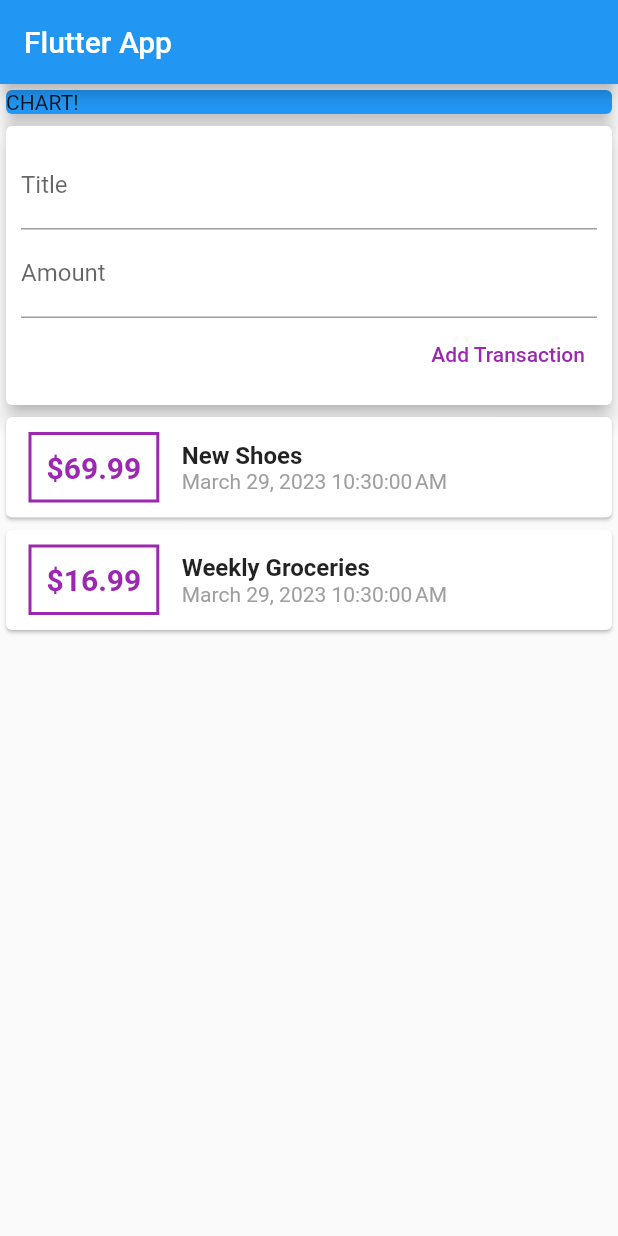
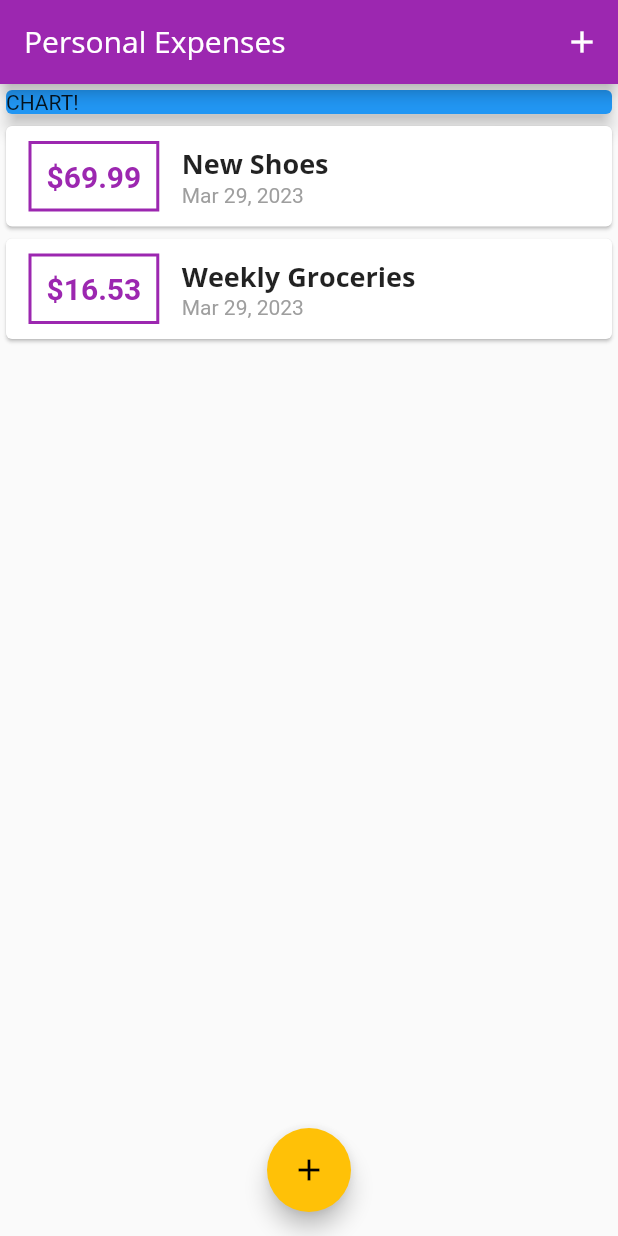
Before and after one commit to Abdulghani-ux/expenses-app, a Flutter app: the screen it shows after launch, on a phone screen of 412 x 824 dp. Run offline on Flutter 3.47's test engine with Material 2 defaults, Android fonts, the phone set to English and light mode, and no system bars; Roboto replaces fonts that are missing (Open Sans).

Commit message:
update code

```diff
--- a/lib/main.dart
+++ b/lib/main.dart
@@ -1,36 +1,102 @@
 import 'package:flutter/material.dart';
-import './widgets/user_transaction.dart';
 
+import './widgets/new_transaction.dart';
+import './widgets/transaction_list.dart';
+import './models/transaction.dart';
 
 void main() => runApp(MyApp());
 
 class MyApp extends StatelessWidget {
-  const MyApp({Key? key}) : super(key: key);
-
   @override
   Widget build(BuildContext context) {
     return MaterialApp(
-      debugShowCheckedModeBanner: false,
+      title: 'Personal Expenses',
+      theme: ThemeData(
+          primarySwatch: Colors.purple,
+          accentColor: Colors.amber,
+          fontFamily: 'Quicksand',
+          textTheme: ThemeData.light().textTheme.copyWith(
+                  headline6: TextStyle(
+                fontFamily: 'OpenSans',
+                fontWeight: FontWeight.bold,
+              fontSize: 18)),
+          appBarTheme: AppBarTheme(
+              textTheme: ThemeData.light().textTheme.copyWith(
+                      headline6: TextStyle(
+                    fontFamily: 'Open Sans',fontSize: 20
+                  )))),
       home: MyHomePage(),
     );
   }
 }
 
-class MyHomePage extends StatelessWidget {
-  // late String titleInput;
-  // late String amountInput;
-  final titleController =TextEditingController();
-  final amountController=TextEditingController();
+class MyHomePage extends StatefulWidget {
+  // String titleInput;
+  // String amountInput;
+  @override
+  _MyHomePageState createState() => _MyHomePageState();
+}
+
+class _MyHomePageState extends State<MyHomePage> {
+  final List<Transaction> _userTransactions = [
+    Transaction(
+      id: 't1',
+      title: 'New Shoes',
+      amount: 69.99,
+      date: DateTime.now(),
+    ),
+    Transaction(
+      id: 't2',
+      title: 'Weekly Groceries',
+      amount: 16.53,
+      date: DateTime.now(),
+    ),
+  ];
+
+  void _addNewTransaction(String txTitle, double txAmount) {
+    final newTx = Transaction(
+      title: txTitle,
+      amount: txAmount,
+      date: DateTime.now(),
+      id: DateTime.now().toString(),
+    );
+
+    setState(() {
+      _userTransactions.add(newTx);
+    });
+  }
+
+  void _startAddNewTransaction(BuildContext ctx) {
+    showModalBottomSheet(
+      context: ctx,
+      builder: (_) {
+        return GestureDetector(
+          onTap: () {},
+          child: NewTransaction(_addNewTransaction),
+          behavior: HitTestBehavior.opaque,
+        );
+      },
+    );
+  }
 
   @override
   Widget build(BuildContext context) {
     return Scaffold(
       appBar: AppBar(
-        title: Text('Flutter App'),
+        title: Text(
+          'Personal Expenses',
         ),
-      body: Column(
-        // mainAxisAlignment: MainAxisAlignment.spaceAround,
-        //crossAxisAlignment: CrossAxisAlignment.stretch,
+        actions: <Widget>[
+          IconButton(
+            icon: Icon(Icons.add),
+            onPressed: () => _startAddNewTransaction(context),
+          ),
+        ],
+      ),
+      body: SingleChildScrollView(
+        child: Column(
+          // mainAxisAlignment: MainAxisAlignment.start,
+          crossAxisAlignment: CrossAxisAlignment.stretch,
           children: <Widget>[
             Container(
               width: double.infinity,
@@ -40,24 +106,15 @@ class MyHomePage extends StatelessWidget {
                 elevation: 5,
               ),
             ),
-          UserTransaction()
+            TransactionList(_userTransactions),
           ],
+        ),
+      ),
+      floatingActionButtonLocation: FloatingActionButtonLocation.centerFloat,
+      floatingActionButton: FloatingActionButton(
+        child: Icon(Icons.add),
+        onPressed: () => _startAddNewTransaction(context),
       ),
     );
   }
 }
-// class MyHomePage extends StatelessWidget {
-//   const MyHomePage({
-//     super.key,
-//   });
-//
-//   @override
-//   Widget build(BuildContext context) {
-//     return Scaffold(
-//         appBar: AppBar(
-//       title: Text('Expenses App'),
-//     ),
-//       body: ,
-//     );
-//   }
-// }
--- a/lib/models/transaction.dart
+++ b/lib/models/transaction.dart
@@ -1,3 +1,4 @@
+import 'package:flutter/foundation.dart';
 class Transaction {
  final String id;
  final String title;
--- a/lib/widgets/new_transaction.dart
+++ b/lib/widgets/new_transaction.dart
@@ -7,6 +7,20 @@ class NewTransaction extends StatelessWidget {
 
   NewTransaction(this.addTx);
 
+  void submitData() {
+    final enteredTitle = titleController.text;
+    final enteredAmount = double.parse(amountController.text);
+
+    if (enteredTitle.isEmpty || enteredAmount <= 0) {
+      return;
+    }
+
+    addTx(
+      enteredTitle,
+      enteredAmount,
+    );
+  }
+
   @override
   Widget build(BuildContext context) {
     return Card(
@@ -15,30 +29,31 @@ class NewTransaction extends StatelessWidget {
         padding: EdgeInsets.all(10),
         child: Column(
           crossAxisAlignment: CrossAxisAlignment.end,
-          children: [
+          children: <Widget>[
             TextField(
               decoration: InputDecoration(labelText: 'Title'),
               controller: titleController,
-              // onChanged: (val){
-              //   titleInput=val;
+              onSubmitted: (_) => submitData(),
+              // onChanged: (val) {
+              //   titleInput = val;
               // },
             ),
             TextField(
               decoration: InputDecoration(labelText: 'Amount'),
               controller: amountController,
-              // onChanged: (val){
-              //   amountInput=val;
-              // },
+              keyboardType: TextInputType.number,
+              onSubmitted: (_) => submitData(),
+              // onChanged: (val) => amountInput = val,
             ),
             TextButton(
-                onPressed: () {
-                  addTx(titleController.text,
-                      double.parse(amountController.text));
-                },
-                child: Text(
-                  'Add Transaction',
-                  style: TextStyle(color: Colors.purple),
-                ))
+              child: Text(
+                'Add Transaction',
+                style: TextStyle(
+                  color: Colors.purple,
+                ),
+              ),
+              onPressed: submitData,
+            ),
           ],
         ),
       ),
--- a/lib/widgets/transaction_list.dart
+++ b/lib/widgets/transaction_list.dart
@@ -4,43 +4,61 @@ import 'package:intl/intl.dart';
 import '../models/transaction.dart';
 
 class TransactionList extends StatelessWidget {
-  final List<Transaction>transactions;
+  final List<Transaction> transactions;
+
   TransactionList(this.transactions);
+
   @override
   Widget build(BuildContext context) {
-    return Column(
-      children: transactions.map((tx) {
-        return Card(
+    return Container(
+      height: 300,
+      child: ListView.builder(
+        itemBuilder: (ctx, index) {
+          return Card(
             child: Row(
-              children: [
+              children: <Widget>[
                 Container(
+                  margin: EdgeInsets.symmetric(
+                    vertical: 10,
+                    horizontal: 15,
+                  ),
+                  decoration: BoxDecoration(
+                    border: Border.all(
+                      color: Theme.of(context).primaryColor,
+                      width: 2,
+                    ),
+                  ),
+                  padding: EdgeInsets.all(10),
                   child: Text(
-                    '\$${tx.amount}',
+                    '\$${transactions[index].amount.toStringAsFixed(2)}',
                     style: TextStyle(
-                        fontWeight: FontWeight.bold,
-                        fontSize: 20,
-                        color: Colors.purple),
+                      fontWeight: FontWeight.bold,
+                      fontSize: 20,
+                      color: Theme.of(context).primaryColor,
+                    ),
                   ),
-                  margin: EdgeInsets.symmetric(horizontal: 15, vertical: 10),
-                  decoration: BoxDecoration(
-                      border: Border.all(color: Colors.purple, width: 2)),
-                  padding: EdgeInsets.all(10),
                 ),
                 Column(
                   crossAxisAlignment: CrossAxisAlignment.start,
-                  children: [
+                  children: <Widget>[
                     Text(
-                      tx.title,
+                      transactions[index].title,
+                      style: Theme.of(context).textTheme.headline6,
+                    ),
+                    Text(
+                      DateFormat.yMMMd().format(transactions[index].date),
                       style: TextStyle(
-                          fontSize: 16, fontWeight: FontWeight.bold),
+                        color: Colors.grey,
+                      ),
                     ),
-                    Text(DateFormat().format(tx.date),
-                        style: TextStyle(color: Colors.grey))
                   ],
-                )
+                ),
               ],
-            ));
-      }).toList(),
+            ),
+          );
+        },
+        itemCount: transactions.length,
+      ),
     );
   }
 }
--- a/lib/widgets/user_transaction.dart
+++ b/lib/widgets/user_transaction.dart
@@ -11,32 +11,13 @@ class UserTransaction extends StatefulWidget {
 }
 
 class _UserTransactionState extends State<UserTransaction> {
-  final List<Transaction> _userTransaction = [
-    Transaction(
-        id: 't1', title: 'New Shoes', amount: 69.99, date: DateTime.now()),
-    Transaction(
-        id: 't2',
-        title: 'Weekly Groceries',
-        amount: 16.99,
-        date: DateTime.now()),
-  ];
 
-  void _addTransaction(String txTitle, double txAmount) {
-    final newTx = Transaction(id: DateTime.now().toString(),
-        title: txTitle,
-        amount: txAmount,
-        date: DateTime.now()
-    );
-    setState(() {
-      _userTransaction.add(newTx);
-    });
-  }
 
   @override
   Widget build(BuildContext context) {
     return Column(children: [
       NewTransaction(_addTransaction),
-      TransactionList(_userTransaction)
+
     ],);
   }
 }
```
Also changed, not shown: pubspec.yaml (+11 -18 lines), assets/fonts/OpenSans-Bold.ttf (added), assets/fonts/OpenSans-Regular.ttf (added), assets/fonts/Quicksand-Bold.ttf (added), assets/fonts/Quicksand-Light.ttf (added), assets/fonts/Quicksand-Medium.ttf (added), assets/fonts/Quicksand-Regular.ttf (added). Lines whose indentation alone changed are shown as unchanged.
